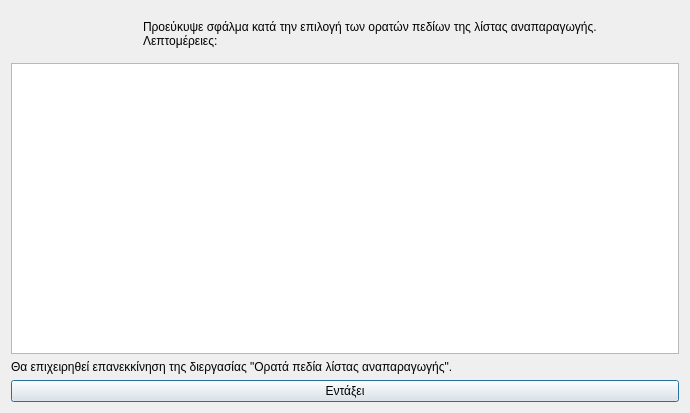
Qt form ui/menu-2/visible-player-list-fields/error.ui (el07694/papinhio-player) before a commit.
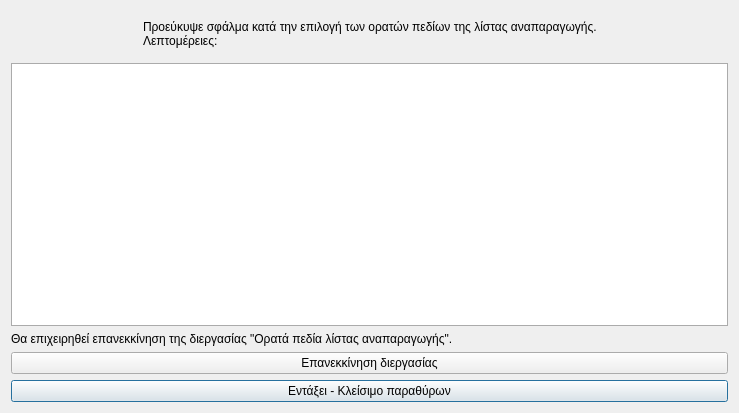
The same form after that commit. Icons and pictures are not drawn.

The edit to the form file:
```diff
--- a/ui/menu-2/visible-player-list-fields/error.ui
+++ b/ui/menu-2/visible-player-list-fields/error.ui
@@ -6,7 +6,7 @@
    <rect>
     <x>0</x>
     <y>0</y>
-    <width>690</width>
+    <width>739</width>
     <height>413</height>
    </rect>
   </property>
@@ -18,6 +18,13 @@
     <normaloff>:/rest-windows/assets/images/rest-windows/information.png</normaloff>:/rest-windows/assets/images/rest-windows/information.png</iconset>
   </property>
   <layout class="QGridLayout" name="gridLayout">
+   <item row="1" column="0">
+    <widget class="QPlainTextEdit" name="details">
+     <property name="styleSheet">
+      <string notr="true">QPlainTextEdit{border:1px solid #ABABAB;}</string>
+     </property>
+    </widget>
+   </item>
    <item row="0" column="0">
     <widget class="QFrame" name="frame">
      <property name="styleSheet">
@@ -63,10 +70,10 @@
      </layout>
     </widget>
    </item>
-   <item row="3" column="0">
+   <item row="4" column="0">
     <widget class="QPushButton" name="ok">
      <property name="text">
-      <string>Εντάξει</string>
+      <string>Εντάξει - Κλείσιμο παραθύρων</string>
      </property>
      <property name="icon">
       <iconset resource="../../icons.qrc">
@@ -74,9 +81,6 @@
      </property>
     </widget>
    </item>
-   <item row="1" column="0">
-    <widget class="QPlainTextEdit" name="details"/>
-   </item>
    <item row="2" column="0">
     <widget class="QLabel" name="label_2">
      <property name="text">
@@ -87,6 +91,17 @@
      </property>
     </widget>
    </item>
+   <item row="3" column="0">
+    <widget class="QPushButton" name="restart_proccess">
+     <property name="text">
+      <string>Επανεκκίνηση διεργασίας</string>
+     </property>
+     <property name="icon">
+      <iconset resource="../../icons.qrc">
+       <normaloff>:/rest-windows/assets/images/rest-windows/restart.png</normaloff>:/rest-windows/assets/images/rest-windows/restart.png</iconset>
+     </property>
+    </widget>
+   </item>
   </layout>
  </widget>
  <tabstops>
```
Left out of the diff: 1 changed line with no effect on the pictures.
